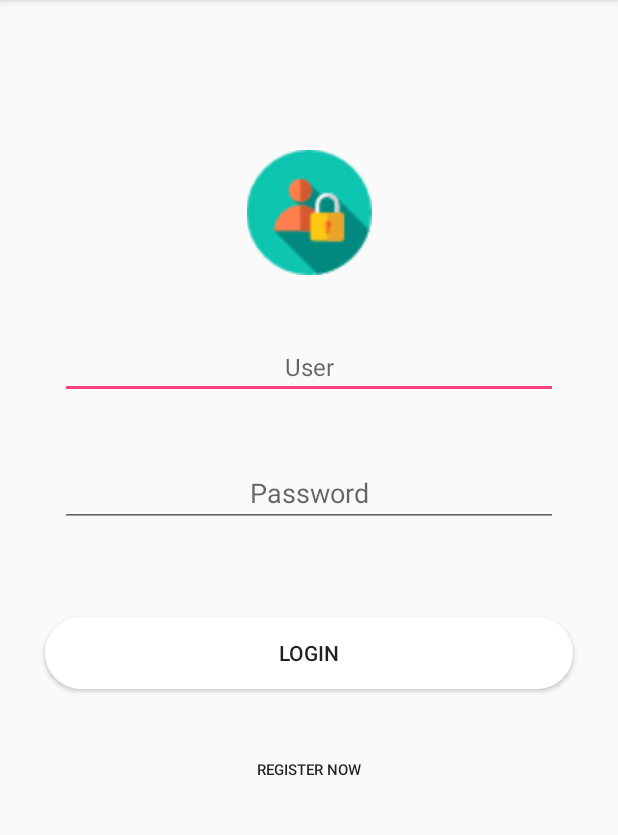
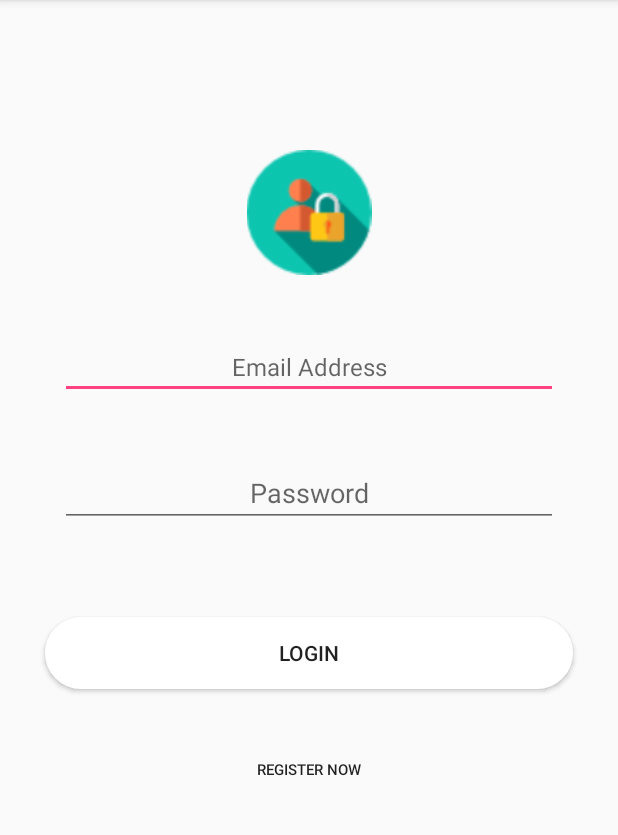
Before and after one commit to CleideH/MedsAppCleidee, an Android app: the screen it shows after launch (LoginActivity), on a phone screen of 412 x 824 dp, the part 84-919 px from its top. Run offline under Robolectric (Android 15) with nearby library versions, the phone set to English and light mode, and no system bars; our stand-ins replace Firebase (no records; nobody signed in at launch, a user with empty details on screens opened directly).

Commit message:
Inserindo Autenticação

```diff
--- a/app/src/main/java/br/ufop/cleide/LoginActivity.java
+++ b/app/src/main/java/br/ufop/cleide/LoginActivity.java
@@ -1,30 +1,79 @@
 package br.ufop.cleide;
 import android.content.Intent;
+import android.support.annotation.NonNull;
 import android.support.v7.app.AppCompatActivity;
 import android.os.Bundle;
+import android.util.Log;
 import android.view.View;
+import android.widget.Button;
 import android.widget.EditText;
 import android.widget.Toast;
 
+import com.google.android.gms.tasks.OnCompleteListener;
+import com.google.android.gms.tasks.Task;
+import com.google.firebase.auth.AuthResult;
+import com.google.firebase.auth.FirebaseAuth;
+import com.google.firebase.auth.FirebaseUser;
+
 public class LoginActivity extends AppCompatActivity {
+
+    private FirebaseAuth mAuth;
+    private static final String TAG= "EmailPassword";
+    private EditText email;
+    private EditText password;
+    private Button signIn,register;
 
     @Override
     protected void onCreate(Bundle savedInstanceState) {
         super.onCreate(savedInstanceState);
         setContentView(R.layout.activity_login);
+        mAuth = FirebaseAuth.getInstance();
+
+        email = findViewById(R.id.email);
+        password = findViewById(R.id.password);
+        signIn = findViewById(R.id.buttonLogin);
+        register = findViewById(R.id.buttonAccount);
+
+        if(mAuth.getCurrentUser()!=null){
+            finish();
+            startActivity(new Intent(getApplicationContext()));
+        }
+
+
+
+
+
 
     }
 
     public void loginOnClick(View view){
 
         EditText editUser = findViewById(R.id.user);
-        String user = editUser.getText().toString();
+        String email = editUser.getText().toString();
 
-        /*
-        Adicionar balão informando que o usuário já existe!!!
-        */
         EditText editPass = findViewById(R.id.password);
-        String pass = editPass.getText().toString();
+        String password = editPass.getText().toString();
+
+        mAuth.createUserWithEmailAndPassword(email, password)
+                .addOnCompleteListener(this, new OnCompleteListener<AuthResult>() {
+                    @Override
+                    public void onComplete(@NonNull Task<AuthResult> task) {
+                        if (task.isSuccessful()) {
+                            // Sign in success, update UI with the signed-in user's information
+                            Log.d(TAG, "createUserWithEmail:success");
+                            FirebaseUser user = mAuth.getCurrentUser();
+                            updateUI(user);
+                        } else {
+                            // If sign in fails, display a message to the user.
+                            Log.w(TAG, "createUserWithEmail:failure", task.getException());
+                            Toast.makeText(LoginActivity.this, "Authentication failed.",
+                                    Toast.LENGTH_SHORT).show();
+                            updateUI(null);
+                        }
+
+                        // ...
+                    }
+                });
 
         Intent it = new Intent(this,MainActivity.class);
         startActivity(it);
@@ -37,4 +86,19 @@ public class LoginActivity extends AppCompatActivity {
 
     }
 
+    public void onStart() {
+        super.onStart();
+        // Check if user is signed in (non-null) and update UI accordingly.
+        FirebaseUser currentUser = mAuth.getCurrentUser();
+        updateUI(currentUser);
+    }
+
+    private void updateUI(FirebaseUser currentUser) {
+        if(currentUser!=null){
+
+
+        }
+    }
+
+
 }
--- a/app/src/main/java/br/ufop/cleide/MainActivity.java
+++ b/app/src/main/java/br/ufop/cleide/MainActivity.java
@@ -8,7 +8,11 @@ import android.view.View;
 import android.widget.ImageButton;
 import android.widget.Toast;
 
+import com.google.firebase.auth.FirebaseUser;
+
 public class MainActivity extends AppCompatActivity {
+
+    private FirebaseUser firebaseUser;
 
 
 
@@ -48,4 +52,5 @@ public class MainActivity extends AppCompatActivity {
     }
 
 
+
 }
--- a/app/src/main/java/br/ufop/cleide/ProfileEdit.java
+++ b/app/src/main/java/br/ufop/cleide/ProfileEdit.java
@@ -37,6 +37,7 @@ public class ProfileEdit extends AppCompatActivity {
         user = FirebaseAuth.getInstance().getCurrentUser();
 
          */
+        /*
         EditText edName = findViewById(R.id.editName);
         edName.setText(profile.getName());
         EditText edDtBithd = findViewById(R.id.editDtBirh);
@@ -55,7 +56,7 @@ public class ProfileEdit extends AppCompatActivity {
         edWeight.setText(profile.getWeight());
         EditText edHeight = findViewById(R.id.editHeight);
         edHeight.setText(profile.getHeight());
-
+        */
 
     }
 
--- a/app/src/main/res/layout/activity_login.xml
+++ b/app/src/main/res/layout/activity_login.xml
@@ -17,7 +17,7 @@
 
 
     <EditText
-        android:id="@+id/user"
+        android:id="@+id/email"
         android:layout_width="match_parent"
         android:layout_height="wrap_content"
         android:layout_marginBottom="20dp"
@@ -25,10 +25,10 @@
         android:layout_marginRight="40dp"
         android:layout_marginTop="40dp"
         android:ems="10"
-        android:inputType="textPersonName"
+        android:inputType="textEmailAddress"
         android:textAlignment="center"
         android:textSize="16dp"
-        android:hint="User"/>
+        android:hint="Email Address"/>
 
     <EditText
         android:id="@+id/password"
@@ -50,7 +50,6 @@
         android:layout_marginRight="30dp"
         android:layout_marginTop="60dp"
         android:background="@drawable/background_login"
-        android:onClick="loginOnClick"
         android:text="Login" />
 
     <Button
@@ -60,7 +59,6 @@
         android:layout_height="wrap_content"
         android:text="Register now"
         android:textSize="10sp"
-        android:onClick="newAccount"
         android:layout_marginLeft="30dp"
         android:layout_marginRight="30dp"
         android:layout_marginTop="30dp"
--- a/app/src/main/res/layout/activity_profile_edit.xml
+++ b/app/src/main/res/layout/activity_profile_edit.xml
@@ -73,7 +73,8 @@
             android:onClick="radioButtonClick"
             android:layout_marginTop="10dp"
             android:text="Female"
-            android:textAlignment="center" />
+            android:textAlignment="center"
+            />
     </RadioGroup>
 
     <TextView
--- a/build.gradle
+++ b/build.gradle
@@ -12,6 +12,7 @@ buildscript {
 
         // NOTE: Do not place your application dependencies here; they belong
         // in the individual module build.gradle files
+        classpath 'com.google.gms:google-services:3.1.0'
     }
 }
 
```
Also changed, not shown: app/build.gradle (+11 -0 lines).
